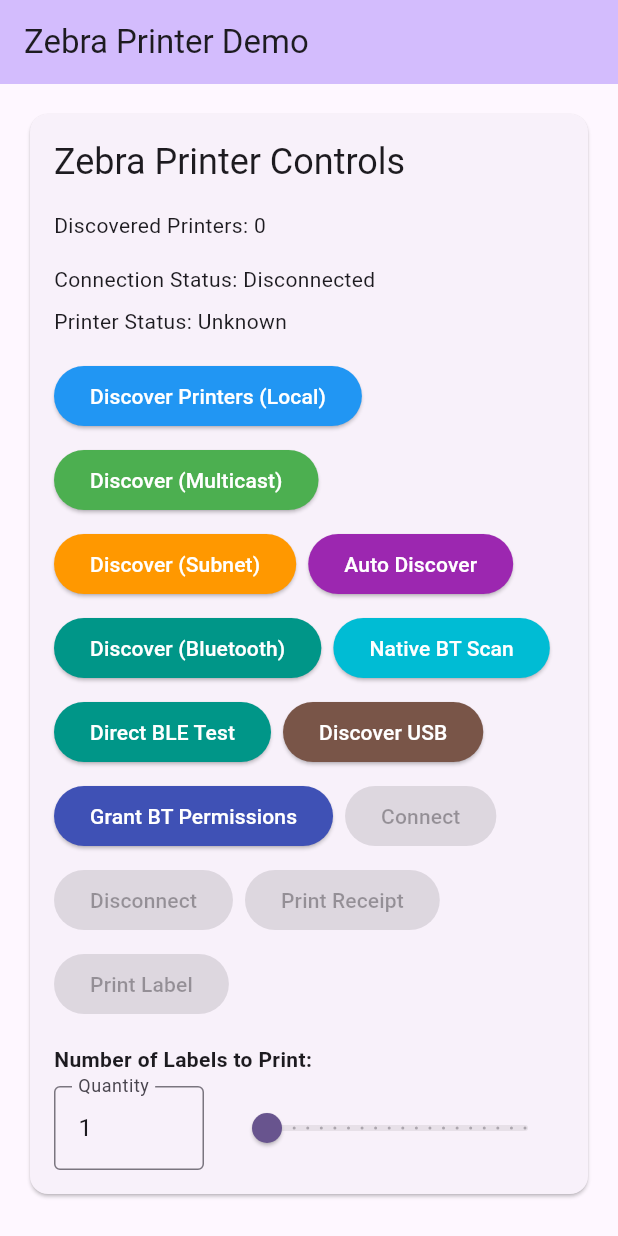
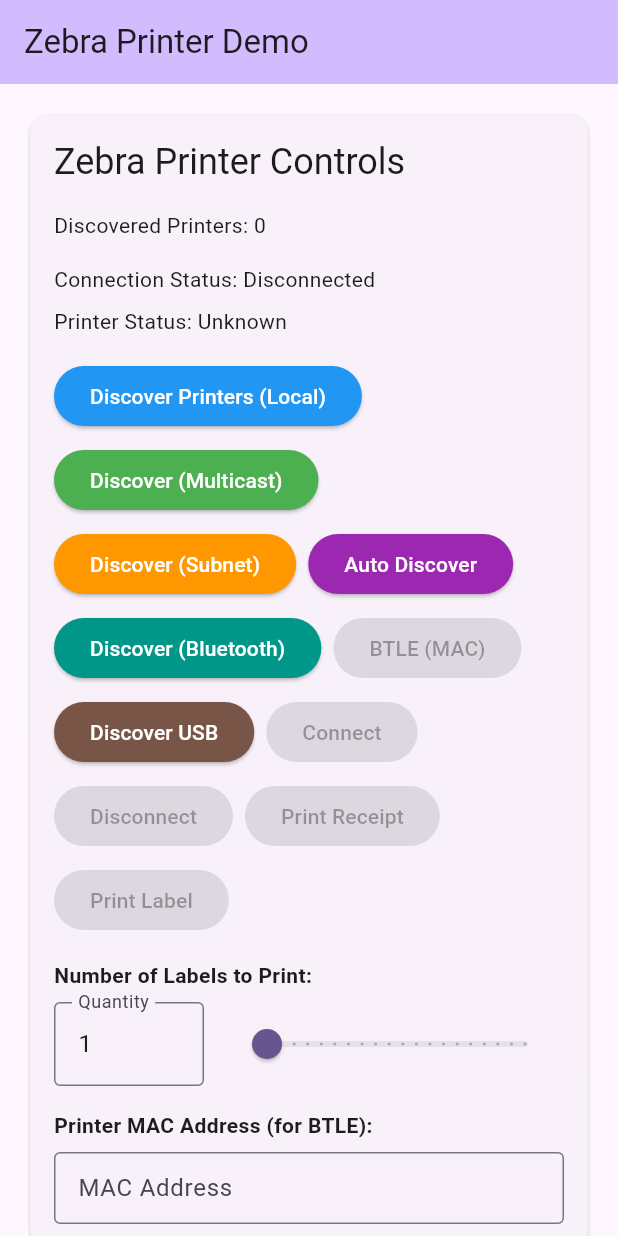
Before and after one commit to eljam3239/flutter_zebra, a Flutter app: the screen it shows after launch, on a phone screen of 412 x 824 dp. Run offline on Flutter 3.47's test engine with Material 3 defaults, Android fonts, the light colour scheme and no system bars; our stand-ins replace plugin_platform_interface.

Commit message:
remove broken bluetooth buttons, hide direct mac address from ios app, only allow direct ble on entry of a mac address from user

```diff
--- a/lib/main.dart
+++ b/lib/main.dart
@@ -36,6 +36,14 @@
   DiscoveredPrinter? _selectedPrinter;
   bool _isDiscovering = false;
   int _labelQuantity = 1;
+  String _macAddress = '';
+  final TextEditingController _macAddressController = TextEditingController();
+
+  @override
+  void dispose() {
+    _macAddressController.dispose();
+    super.dispose();
+  }
 
   Future<void> _discoverPrinters() async {
     setState(() {
@@ -286,6 +294,8 @@
     }
   }
 
+  // Commented out - not used anymore
+  /*
   Future<void> _discoverBluetoothNative() async {
     setState(() {
       _isDiscovering = true;
@@ -327,14 +337,22 @@
       );
     }
   }
+  */
 
   Future<void> _testDirectBleConnection() async {
+    if (_macAddress.isEmpty) {
+      ScaffoldMessenger.of(context).showSnackBar(
+        const SnackBar(content: Text('Please enter MAC address first')),
+      );
+      return;
+    }
+
     setState(() {
       _isDiscovering = true;
     });
 
     try {
-      print('[Flutter] Testing direct BLE connection to ZD421...');
+      print('[Flutter] Testing direct BLE connection to MAC: $_macAddress');
       final printers = await ZebraPrinter.testDirectBleConnection();
       print('[Flutter] Direct BLE test completed. Found ${printers.length} printers');
 
@@ -431,6 +449,8 @@
     }
   }
 
+  // Commented out - not used anymore
+  /*
   Future<void> _requestBluetoothPermissions() async {
     try {
       print('[Flutter] Requesting Bluetooth permissions...');
@@ -462,6 +482,7 @@
       );
     }
   }
+  */
 
   Future<void> _connectToPrinter() async {
     if (_selectedPrinter == null) {
@@ -799,22 +820,24 @@
                           ),
                           child: const Text('Discover (Bluetooth)'),
                         ),
-                        ElevatedButton(
-                          onPressed: _isDiscovering ? null : _discoverBluetoothNative,
-                          style: ElevatedButton.styleFrom(
-                            backgroundColor: Colors.cyan,
-                            foregroundColor: Colors.white,
+                        // Commented out Native BT Scan
+                        // ElevatedButton(
+                        //   onPressed: _isDiscovering ? null : _discoverBluetoothNative,
+                        //   style: ElevatedButton.styleFrom(
+                        //     backgroundColor: Colors.cyan,
+                        //     foregroundColor: Colors.white,
+                        //   ),
+                        //   child: const Text('Native BT Scan'),
+                        // ),
+                        if (defaultTargetPlatform == TargetPlatform.android)
+                          ElevatedButton(
+                            onPressed: (_isDiscovering || _macAddress.isEmpty) ? null : _testDirectBleConnection,
+                            style: ElevatedButton.styleFrom(
+                              backgroundColor: Colors.purple,
+                              foregroundColor: Colors.white,
+                            ),
+                            child: const Text('BTLE (MAC)'),
                           ),
-                          child: const Text('Native BT Scan'),
-                        ),
-                        ElevatedButton(
-                          onPressed: _isDiscovering ? null : _testDirectBleConnection,
-                          style: ElevatedButton.styleFrom(
-                            backgroundColor: Colors.teal,
-                            foregroundColor: Colors.white,
-                          ),
-                          child: const Text('Direct BLE Test'),
-                        ),
                         ElevatedButton(
                           onPressed: _isDiscovering ? null : _discoverUsbPrinters,
                           style: ElevatedButton.styleFrom(
@@ -823,14 +846,15 @@
                           ),
                           child: const Text('Discover USB'),
                         ),
-                        ElevatedButton(
-                          onPressed: _requestBluetoothPermissions,
-                          style: ElevatedButton.styleFrom(
-                            backgroundColor: Colors.indigo,
-                            foregroundColor: Colors.white,
-                          ),
-                          child: const Text('Grant BT Permissions'),
-                        ),
+                        // Commented out Grant BT Permissions button
+                        // ElevatedButton(
+                        //   onPressed: _requestBluetoothPermissions,
+                        //   style: ElevatedButton.styleFrom(
+                        //     backgroundColor: Colors.indigo,
+                        //     foregroundColor: Colors.white,
+                        //   ),
+                        //   child: const Text('Grant BT Permissions'),
+                        // ),
                         ElevatedButton(
                           onPressed: _selectedPrinter != null && !_isConnected ? _connectToPrinter : null,
                           child: const Text('Connect'),
@@ -883,6 +907,26 @@
                             ),
                           ],
                         ),
+                        // MAC Address input for Android BTLE connection
+                        if (defaultTargetPlatform == TargetPlatform.android) ...[
+                          const SizedBox(height: 16),
+                          const Text('Printer MAC Address (for BTLE):', style: TextStyle(fontWeight: FontWeight.bold)),
+                          const SizedBox(height: 8),
+                          TextField(
+                            controller: _macAddressController,
+                            decoration: const InputDecoration(
+                              hintText: '00:07:4D:XX:XX:XX',
+                              border: OutlineInputBorder(),
+                              labelText: 'MAC Address',
+                              contentPadding: EdgeInsets.symmetric(horizontal: 12, vertical: 8),
+                            ),
+                            onChanged: (value) {
+                              setState(() {
+                                _macAddress = value.trim();
+                              });
+                            },
+                          ),
+                        ],
                   ],
                 ),
               ),
```
Also changed, not shown: 2 other files.
